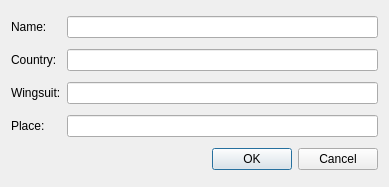
The window that src/getuserdialog.ui (flysight/flysight-viewer-qt) describes before a commit, drawn with Qt 5.
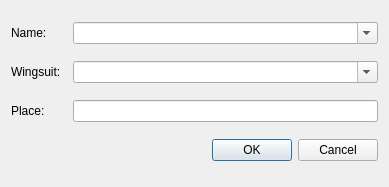
The same window after the commit.

Commit message: User, Suit and Track Details are prepopulated from Web Services

Patch:
```diff
--- a/src/getuserdialog.ui
+++ b/src/getuserdialog.ui
@@ -14,35 +14,28 @@
    <string>Http authentication required</string>
   </property>
   <layout class="QGridLayout">
-   <item row="3" column="0">
+   <item row="0" column="2">
+    <widget class="QComboBox" name="nameEdit">
+     <property name="editable">
+      <bool>true</bool>
+     </property>
+    </widget>
+   </item>
+   <item row="2" column="0">
     <widget class="QLabel" name="label_4">
      <property name="text">
       <string>Place:</string>
      </property>
     </widget>
    </item>
-   <item row="2" column="1">
-    <widget class="QLineEdit" name="wingsuitEdit">
-     <property name="maxLength">
-      <number>64</number>
-     </property>
-    </widget>
-   </item>
-   <item row="3" column="1">
-    <widget class="QLineEdit" name="placeEdit">
-     <property name="maxLength">
-      <number>64</number>
-     </property>
-    </widget>
-   </item>
-   <item row="2" column="0">
-    <widget class="QLabel" name="label">
+   <item row="0" column="0">
+    <widget class="QLabel" name="label_2">
      <property name="text">
-      <string>Wingsuit:</string>
+      <string>Name:</string>
      </property>
     </widget>
    </item>
-   <item row="4" column="0" colspan="2">
+   <item row="3" column="0" colspan="3">
     <widget class="QDialogButtonBox" name="buttonBox">
      <property name="orientation">
       <enum>Qt::Horizontal</enum>
@@ -52,40 +45,24 @@
      </property>
     </widget>
    </item>
-   <item row="0" column="1">
-    <widget class="QLineEdit" name="nameEdit">
-     <property name="maxLength">
-      <number>128</number>
-     </property>
-    </widget>
-   </item>
-   <item row="0" column="0">
-    <widget class="QLabel" name="label_2">
-     <property name="text">
-      <string>Name:</string>
-     </property>
-    </widget>
-   </item>
    <item row="1" column="0">
-    <widget class="QLabel" name="label_3">
+    <widget class="QLabel" name="label">
      <property name="text">
-      <string>Country:</string>
+      <string>Wingsuit:</string>
      </property>
     </widget>
    </item>
-   <item row="1" column="1">
-    <widget class="QLineEdit" name="countrycodeEdit">
-     <property name="inputMask">
-      <string>&gt;AAA</string>
-     </property>
+   <item row="2" column="2">
+    <widget class="QLineEdit" name="placeEdit">
      <property name="maxLength">
       <number>3</number>
      </property>
-     <property name="echoMode">
-      <enum>QLineEdit::Normal</enum>
-     </property>
-     <property name="placeholderText">
-      <string/>
+    </widget>
+   </item>
+   <item row="1" column="2">
+    <widget class="QComboBox" name="wingsuitEdit">
+     <property name="editable">
+      <bool>true</bool>
      </property>
     </widget>
    </item>
```
Left out of the diff: 4 changed lines with no effect on the pictures. The commit also changes 2 other files.
